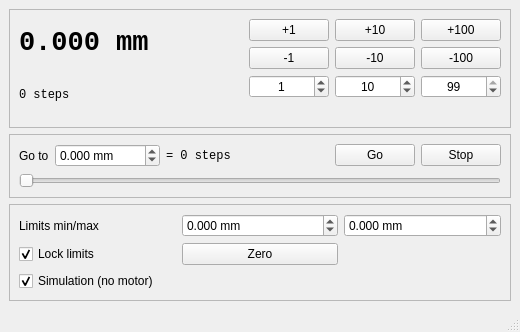
First picture: the form in src/slider.ui, repository nbassler/cbeam, before the edit.
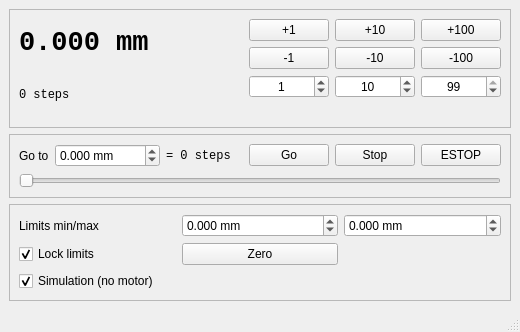
Second picture: the form after the edit.

Diff of the .ui file:
```diff
--- a/src/slider.ui
+++ b/src/slider.ui
@@ -253,7 +253,7 @@
           </widget>
          </item>
          <item>
-          <widget class="QPushButton" name="pushButton_stop">
+         <widget class="QPushButton" name="pushButton_stop">
            <property name="toolTip">
             <string>Abort travel and hold at the current step</string>
            </property>
@@ -262,6 +262,16 @@
            </property>
           </widget>
          </item>
+         <item>
+          <widget class="QPushButton" name="pushButton_estop">
+           <property name="toolTip">
+            <string>Immediate stop. The carriage position must be re-zeroed afterwards.</string>
+           </property>
+           <property name="text">
+            <string>ESTOP</string>
+           </property>
+          </widget>
+         </item>
         </layout>
        </item>
        <item>
```
Left out of the diff: 1 changed line with no effect on the pictures.
